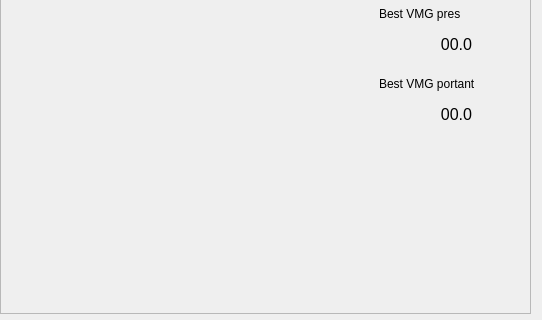
nohal/qtVlm, file src/Ui/dialogviewpolar.ui: the form before one commit; both pictures show x 0 to 542 and y 173 to 493 of the 542 by 493 pixel window.
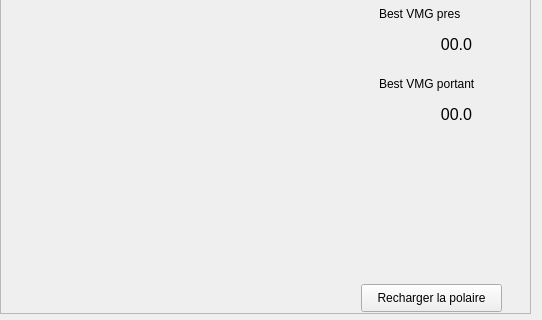
The form after the commit.

Commit message: add a "reload polar" button in "Etudier la polaire". This allows for editing the polar "live" and seeing the result immediately. regenerate automatically .vmg files if older than polar file. Force "tirer un cap" to follow a step of 0.1 degree loxo.

```diff
--- a/src/Ui/dialogviewpolar.ui
+++ b/src/Ui/dialogviewpolar.ui
@@ -203,6 +203,19 @@
       <string/>
      </property>
     </widget>
+    <widget class="QPushButton" name="reLoad">
+     <property name="geometry">
+      <rect>
+       <x>360</x>
+       <y>450</y>
+       <width>141</width>
+       <height>28</height>
+      </rect>
+     </property>
+     <property name="text">
+      <string>Recharger la polaire</string>
+     </property>
+    </widget>
    </widget>
   </widget>
  </widget>
```
Left out of the diff: 24 changed lines with no effect on the pictures. The commit also changes 12 other files.
